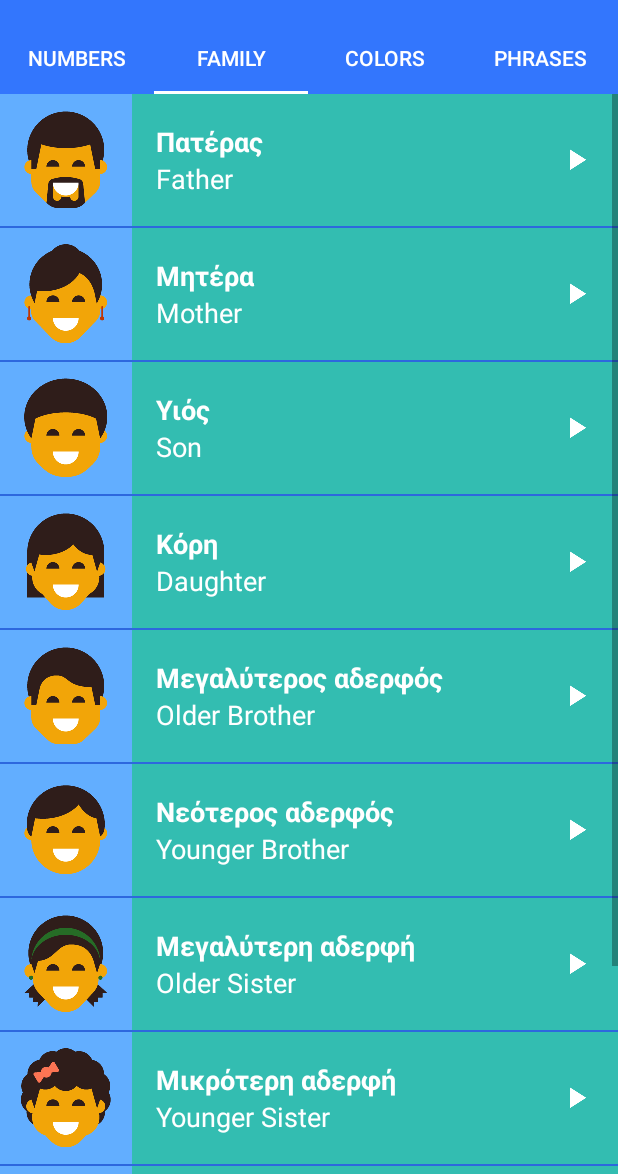
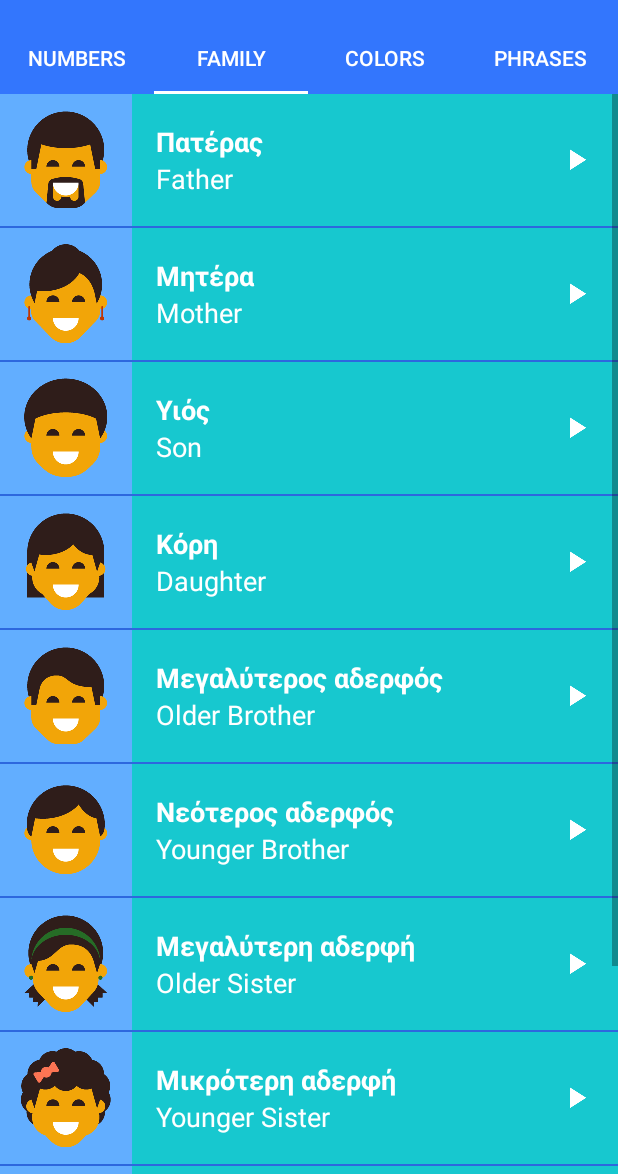
Before and after one commit to macymouse/LanguageApp, an Android app: the NumbersFragment screen opened directly, with no data from a screen before it, tab 2 chosen, on a phone screen of 412 x 824 dp, the part 62-1236 px from its top. Run offline under Robolectric (Android 15) with nearby library versions, the phone set to English and light mode, and no system bars.

Commit message:
quick blue edit

```diff
--- a/app/src/main/res/values/colors.xml
+++ b/app/src/main/res/values/colors.xml
@@ -10,14 +10,14 @@
     <color name="tan_background">#62AEFF</color>
 
     <!-- Background color for the numbers category -->
-    <color name="category_numbers">#7768FB</color>
+    <color name="category_numbers">#47A4EB</color>
 
     <!-- Background color for the family members category -->
-    <color name="category_family">#33BDB1</color>
+    <color name="category_family">#17c8cf</color>
 
     <!-- Background color for the colors category -->
-    <color name="category_colors">#6669FF</color>
+    <color name="category_colors">#5E92ED</color>
 
     <!-- Background color for the phrases category -->
-    <color name="category_phrases">#16AFCA</color>
+    <color name="category_phrases">#19ace6</color>
 </resources>
```
